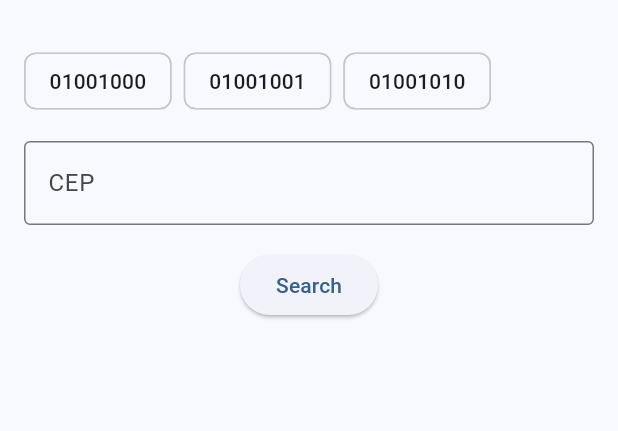
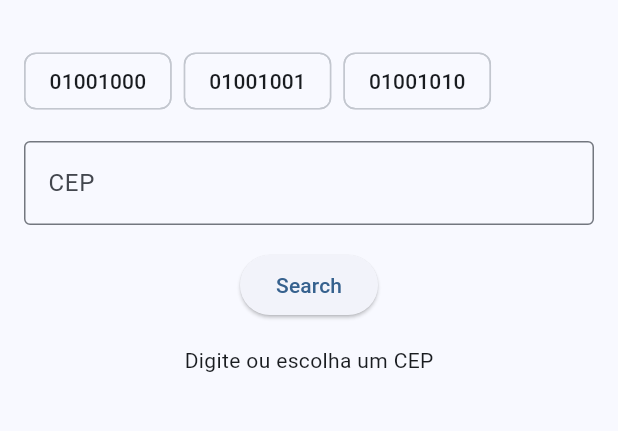
Before and after one commit to silas902/flutter_case_bloc, a Flutter app: the screen it shows after launch, on a phone screen of 412 x 824 dp, the part 63-494 px from its top. Run offline on Flutter 3.47's test engine with Material 2 defaults, Android fonts, the phone set to English and light mode, and no system bars; our stand-ins replace dio, flutter_bloc.

Commit message:
feat: projeto concluido

```diff
--- /dev/null
+++ b/lib/address_model.dart
@@ -0,0 +1,44 @@
+import 'dart:convert';
+
+class AddressModel {
+  final String localidade;
+  final String uf;
+  final String cep;
+  final String logradouro;
+  final String ibge;
+  final String gia;
+  final String ddd;
+  final String siafi;
+  final String bairro;
+  final String complemento;
+
+  AddressModel({
+    required this.localidade,
+    required this.uf,
+    required this.cep,
+    required this.logradouro,
+    required this.ibge,
+    required this.gia,
+    required this.ddd,
+    required this.siafi,
+    required this.bairro,
+    required this.complemento,
+  });
+
+  factory AddressModel.fromMap(Map<String, dynamic> map) {
+    return AddressModel(
+      localidade: map['localidade'] as String,
+      uf: map['uf'] as String,
+      cep: map['cep'] as String,
+      logradouro: map['logradouro'] as String,
+      ibge: map['ibge'] as String,
+      gia: map['gia'] as String,
+      ddd: map['ddd'] as String,
+      siafi: map['siafi'] as String,
+      bairro: map['bairro'] as String,
+      complemento: map['complemento'] as String,
+    );
+  }
+
+  factory AddressModel.fromJson(String source) => AddressModel.fromMap(json.decode(source) as Map<String, dynamic>);
+}
--- a/lib/bloc/search_cep_bloc.dart
+++ /dev/null
@@ -1,5 +0,0 @@
-// Aqui es donde vas a crear tu BLoC sin usar el paquete flutter_bloc
-// Debes crear todos los estados necesarios y eventos para que funcione la aplicacion
-
-// Aqui é onde você vai criar seu BLoC sem usar o pacote flutter_bloc
-// Você deve criar todos os estados e eventos necessários para que o aplicativo funcione
--- a/lib/bloc/search_cep_flutter_bloc.dart
+++ /dev/null
@@ -1,5 +0,0 @@
-// Aqui es donde vas a crear tu BLoC usando el paquete flutter_bloc
-// Debes crear todos los estados necesarios y eventos para que funcione la aplicacion usando el paquete flutter_bloc
-
-// Aqui é onde você vai criar seu BLoC usando o pacote flutter_bloc
-// Você deve criar todos os estados e eventos necessários para que o aplicativo funcione usando o pacote flutter_bloc
--- /dev/null
+++ b/lib/blocs/bloc/search_cep_bloc.dart
@@ -0,0 +1,40 @@
+
+
+import 'dart:async';
+
+import 'package:bloc_flutter/blocs/bloc/search_cep_event.dart';
+import 'package:bloc_flutter/blocs/bloc/search_cep_state.dart';
+
+import '../../repository.dart';
+import '../flutter_bloc/search_cep_flutter_bloc.dart';
+
+class SearchCepBloc extends SearchCep {
+  late final StreamSubscription _streamSubscription;
+  final IRepository repository;
+  SearchCepBloc({
+    required this.repository,
+  }) {
+    _streamSubscription = _eventStreamController.stream.listen(_executeEvent);
+  }
+
+  final _stateStreamController = StreamController<SearchCepState>();
+  Stream<SearchCepState> get stream => _stateStreamController.stream;
+
+  final _eventStreamController = StreamController<SearchCepEvent>();
+  Sink<SearchCepEvent> get eventStreamController => _eventStreamController.sink;
+
+  void _executeEvent(SearchCepEvent event) async {
+
+    if (event is ExecutingSearchCepEvent) {
+    _stateStreamController.add(LoadingSearchCepState());
+    _stateStreamController.add(await event(repository: repository));
+
+    }
+  }
+
+  void dispose() {
+    _eventStreamController.close();
+    _stateStreamController.close();
+    _streamSubscription.cancel();
+  }
+}
--- /dev/null
+++ b/lib/blocs/bloc/search_cep_event.dart
@@ -0,0 +1,30 @@
+
+
+import 'package:bloc_flutter/blocs/bloc/search_cep_state.dart';
+
+import '../../address_model.dart';
+import '../../repository.dart';
+
+abstract class SearchCepEvent {}
+
+class InitialSearchCepEvent extends SearchCepEvent {}
+
+class ExecutingSearchCepEvent extends SearchCepEvent {
+  final String cep;
+  ExecutingSearchCepEvent({
+    required this.cep,
+  });
+  Future<SearchCepState>call({required IRepository repository}) async {
+    try {
+      final AddressModel? address = await repository.searchAddress(cep: cep);
+      if(address == null){
+        return ErrorSearchCepState(message: 'cep não existe');
+      }
+      return SuccessSearchCepState(address: address);
+    } catch (e) {
+      return ErrorSearchCepState(message: e.toString());
+    }
+  }
+}
+
+class LoadingSearchCepEvent extends SearchCepEvent {}
--- /dev/null
+++ b/lib/blocs/bloc/search_cep_state.dart
@@ -0,0 +1,28 @@
+
+
+import '../../address_model.dart';
+
+abstract class SearchCepState {
+
+}
+
+class InitialSearchCepState extends SearchCepState {
+
+}
+class LoadingSearchCepState extends SearchCepState {
+
+}
+class SuccessSearchCepState extends SearchCepState {
+  final AddressModel address;
+  SuccessSearchCepState({
+    required this.address,
+  });
+}
+
+class ErrorSearchCepState extends SearchCepState {
+  final String message;
+  ErrorSearchCepState({
+    required this.message,
+  });
+
+}
--- a/lib/main.dart
+++ b/lib/main.dart
@@ -1,6 +1,11 @@
-import 'package:bloc/pages/home_page.dart';
-// import 'package:bloc/pages/home_page_bloc.dart';
+
+
+import 'package:bloc_flutter/blocs/flutter_bloc/search_cep_flutter_bloc.dart';
+import 'package:bloc_flutter/repository.dart';
 import 'package:flutter/material.dart';
+import 'blocs/bloc/search_cep_bloc.dart';
+import 'pages/home_page_bloc/home_page_bloc.dart';
+
 
 void main() {
   runApp(const MyApp());
@@ -17,7 +22,7 @@ class MyApp extends StatelessWidget {
         colorScheme: ColorScheme.fromSeed(seedColor: Colors.blue),
         useMaterial3: true,
       ),
-      home: const HomePage(),
+      home: HomePageBloc(searchCepBloc: SearchCepBloc(repository: AddressRepositoryImpl())),
     );
   }
 }
--- /dev/null
+++ b/lib/pages/home_page_bloc/home_page_bloc.dart
@@ -0,0 +1,68 @@
+import 'package:bloc_flutter/blocs/flutter_bloc/search_cep_flutter_bloc.dart';
+import 'package:bloc_flutter/pages/home_page_bloc/home_page_stream_builder_widget.dart';
+import 'package:bloc_flutter/pages/home_page_bloc/home_page_top_buttons_widges.dart';
+import 'package:flutter/material.dart';
+
+import '../../blocs/bloc/search_cep_bloc.dart';
+import '../../blocs/bloc/search_cep_event.dart';
+
+class HomePageBloc extends StatefulWidget {
+  final SearchCepBloc searchCepBloc;
+  const HomePageBloc({
+    Key? key,
+    required this.searchCepBloc,
+  }) : super(key: key);
+
+  @override
+  State<HomePageBloc> createState() => _HomePageBlocState();
+}
+
+class _HomePageBlocState extends State<HomePageBloc> {
+  final textController = TextEditingController();
+
+  @override
+  void initState() {
+    super.initState();
+  }
+
+  @override
+  void dispose() {
+    widget.searchCepBloc.dispose();
+    super.dispose();
+  }
+
+  @override
+  Widget build(BuildContext context) {
+    return Scaffold(
+      appBar: AppBar(title: const Text('CEP Search')),
+      body: Container(
+        height: double.infinity,
+        width: double.infinity,
+        padding: const EdgeInsets.all(16),
+        child: Column(
+          children: [
+            HomePageTopButtonsWidget(textController: textController),
+            const SizedBox(height: 16),
+            TextField(
+              controller: textController,
+              decoration: const InputDecoration(
+                border: OutlineInputBorder(),
+                labelText: 'CEP',
+              ),
+            ),
+            const SizedBox(height: 16),
+            ElevatedButton(
+                child: const Text('Search'),
+                onPressed: () {
+                  widget.searchCepBloc.eventStreamController.add(ExecutingSearchCepEvent(cep: textController.text));
+                }),
+            const SizedBox(height: 16),
+            HomePageStreamBuilderWidget(
+                searchCepBloc: widget.searchCepBloc,
+               ),
+          ],
+        ),
+      ),
+    );
+  }
+}
--- /dev/null
+++ b/lib/pages/home_page_bloc/home_page_stream_builder_widget.dart
@@ -0,0 +1,63 @@
+
+
+import 'package:bloc_flutter/blocs/bloc/search_cep_bloc.dart';
+import 'package:bloc_flutter/blocs/flutter_bloc/search_cep_flutter_bloc.dart';
+import 'package:flutter/foundation.dart';
+import 'package:flutter/material.dart';
+
+import '../../blocs/bloc/search_cep_state.dart';
+
+class HomePageStreamBuilderWidget extends StatefulWidget {
+
+  final SearchCepBloc searchCepBloc;
+   const HomePageStreamBuilderWidget({
+    Key? key,
+
+    required this.searchCepBloc,
+  }) : super(key: key);
+
+  @override
+  State<HomePageStreamBuilderWidget> createState() => _HomePageStreamBuilderWidgetState();
+}
+
+class _HomePageStreamBuilderWidgetState extends State<HomePageStreamBuilderWidget> {
+  @override
+  Widget build(BuildContext context) {
+
+    return StreamBuilder<SearchCepState>(
+      initialData: InitialSearchCepState(),
+      stream: widget.searchCepBloc.stream,
+      builder: (context, state) {
+        final data = state.data;
+
+        if (data is InitialSearchCepState) {
+          return const Text('Digite ou escolha um CEP');
+        } else if (data is LoadingSearchCepState) {
+          return const Center(child: CircularProgressIndicator());
+        } else if (data is SuccessSearchCepState) {
+          return Column(
+            children: [
+              Text('CEP: ${data.address.cep}'),
+              Text('Logradouro: ${data.address.logradouro}'),
+              Text('Complemento: ${data.address.complemento}'),
+              Text('Bairro: ${data.address.bairro}'),
+              Text('Localidade: ${data.address.localidade}'),
+              Text('UF: ${data.address.uf}'),
+              Text('IBGE: ${data.address.ibge}'),
+              Text('GIA: ${data.address.gia}'),
+              Text('DDD: ${data.address.ddd}'),
+              Text('SIAFI: ${data.address.siafi}'),
+            ],
+          );
+        } else if (data is ErrorSearchCepState) {
+          return Text(data.message);
+        } else {
+          if (kDebugMode) {
+            return const Text('Algum State Não Esta Sendo Tratado');
+          }
+          return const Text('Erro Desconhecido');
+        }
+      },
+    );
+  }
+}
--- /dev/null
+++ b/lib/pages/home_page_bloc/home_page_top_buttons_widges.dart
@@ -0,0 +1,30 @@
+import 'package:flutter/material.dart';
+
+class HomePageTopButtonsWidget extends StatelessWidget {
+  const HomePageTopButtonsWidget({
+    super.key,
+    required this.textController,
+  });
+
+  final TextEditingController textController;
+
+  @override
+  Widget build(BuildContext context) {
+    return Row(children: [
+      ActionChip(
+        label: const Text('01001000'),
+        onPressed: () => textController.text = '01001000',
+      ),
+      const SizedBox(width: 8),
+      ActionChip(
+        label: const Text('01001001'),
+        onPressed: () => textController.text = '01001001',
+      ),
+      const SizedBox(width: 8),
+      ActionChip(
+        label: const Text('01001010'),
+        onPressed: () => textController.text = '01001010',
+      ),
+    ]);
+  }
+}
--- /dev/null
+++ b/lib/repository.dart
@@ -0,0 +1,22 @@
+import 'package:dio/dio.dart';
+
+import 'address_model.dart';
+
+abstract class IRepository {
+  Future<AddressModel?> searchAddress({required String cep});
+}
+
+class AddressRepositoryImpl extends IRepository {
+  @override
+  Future<AddressModel?> searchAddress({required String cep}) async {
+    try {
+      final response = await Dio().get('https://viacep.com.br/ws/$cep/json/');
+
+      return AddressModel.fromMap(response.data);
+    } on DioException {
+      throw 'Você Digitou o CEP Errado';
+    } catch (e) {
+      throw 'Erro Desconhecido';
+    }
+  }
+}
--- a/pubspec.yaml
+++ b/pubspec.yaml
@@ -1,4 +1,4 @@
-name: bloc
+name: bloc_flutter
 description: A new Flutter project.
 # The following line prevents the package from being accidentally published to
 # pub.dev using `flutter pub publish`. This is preferred for private packages.
@@ -34,6 +34,7 @@ dependencies:
     sdk: flutter
   flutter_widget_from_html: ^0.10.3
   rxdart: ^0.27.7
+  flutter_bloc: ^8.1.3
 
 dev_dependencies:
   flutter_lints: ^2.0.0
```
Also changed, not shown: lib/blocs/flutter_bloc/search_cep_flutter_bloc.dart (added, +25 -0 lines), lib/pages/home_page_bloc.dart (deleted, +0 -83 lines), pubspec.lock, 5 other files.
